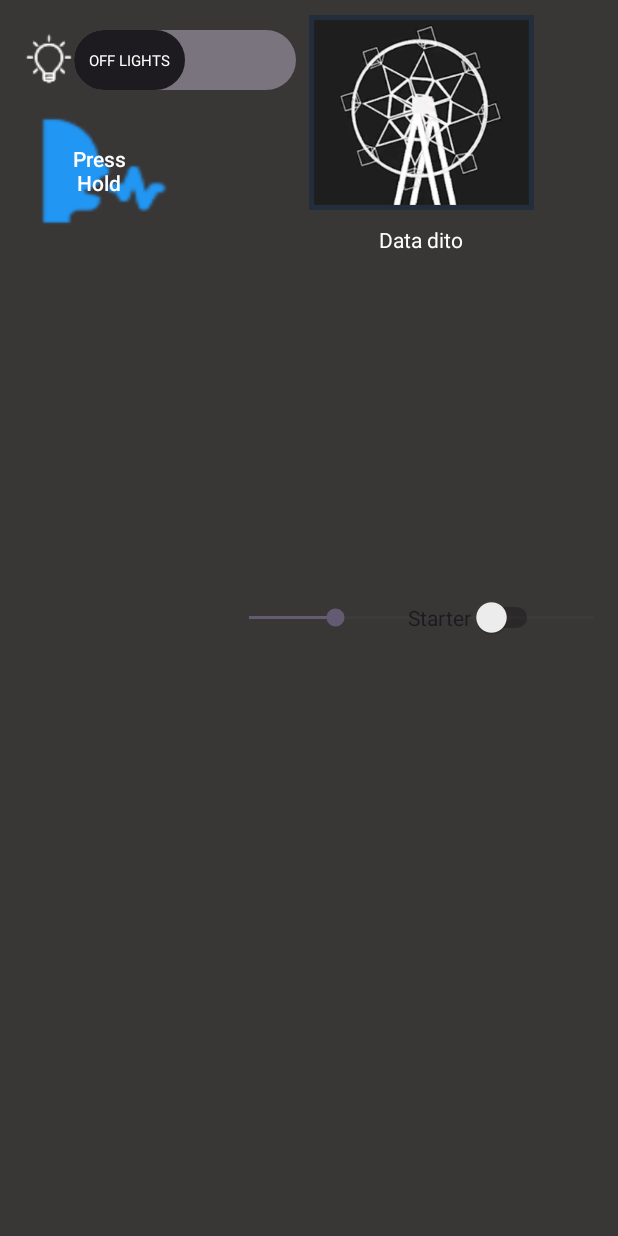
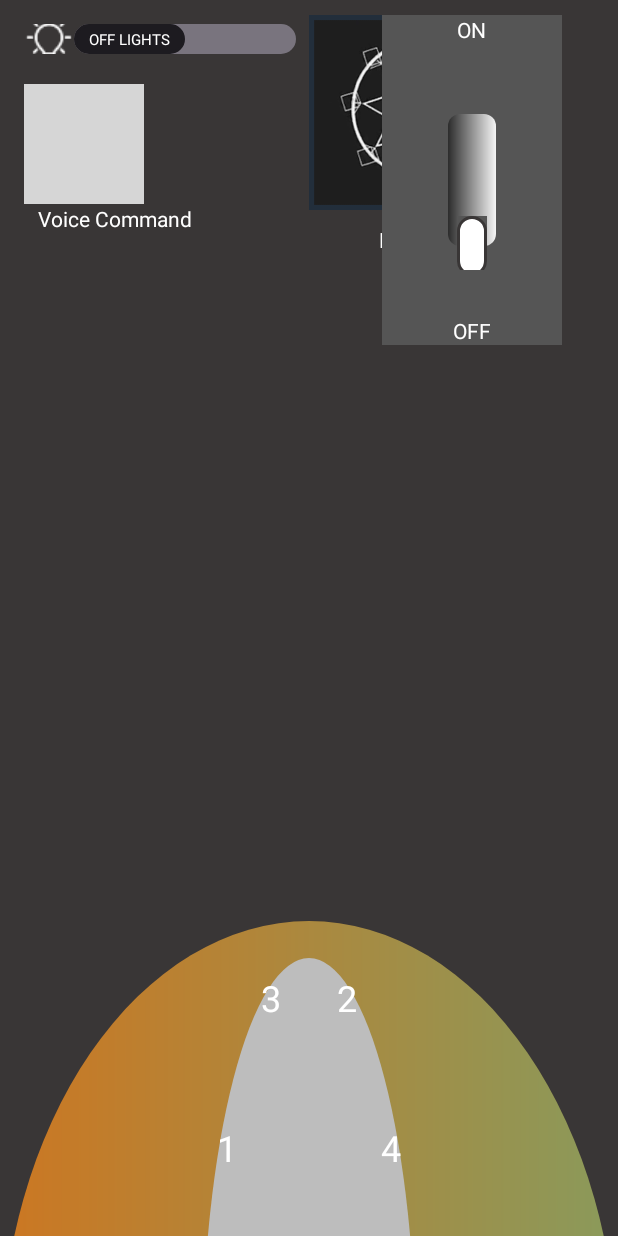
Before and after one commit to IsaacObusan/MoaController, an Android app: the layout fragment_automatic.xml on its own in the app's theme, with its tools: preview values and no code run, on a phone screen of 412 x 824 dp. Run offline under Robolectric (Android 15) with nearby library versions, the phone set to English and light mode, and no system bars; grey boxes are pictures that could not be loaded.

```diff
--- a/app/src/main/java/com/example/moacontroller/Automatic.java
+++ b/app/src/main/java/com/example/moacontroller/Automatic.java
@@ -1,20 +1,39 @@
 package com.example.moacontroller;
 
 import android.os.Bundle;
-
-import androidx.fragment.app.Fragment;
-
 import android.view.LayoutInflater;
 import android.view.View;
 import android.view.ViewGroup;
-
+import android.widget.ImageView;
+import androidx.fragment.app.Fragment;
 
 public class Automatic extends Fragment {
+
+    private ImageView needle;
 
     @Override
     public View onCreateView(LayoutInflater inflater, ViewGroup container,
                              Bundle savedInstanceState) {
-        // Inflate the layout for this fragment
-        return inflater.inflate(R.layout.fragment_automatic, container, false);
+        View view = inflater.inflate(R.layout.fragment_automatic, container, false);
+        needle = view.findViewById(R.id.needle);
+        float speed = 1;
+        rotateNeedle(speed);
+
+        return view;
+    }
+    private void rotateNeedle(float speed) {
+        float rotationAngle = getRotationAngleForSpeed(speed);
+        needle.setRotation(rotationAngle);
+    }
+
+
+    private float getRotationAngleForSpeed(float speed) {
+        switch ((int) speed) {
+            case 1: return -5f;
+            case 2: return 23f;
+            case 3: return 122f;
+            case 4: return 150f;
+            default: return 0f;
+        }
     }
 }
--- /dev/null
+++ b/app/src/main/res/drawable/bottom_dual_circle.xml
@@ -0,0 +1,40 @@
+<?xml version="1.0" encoding="utf-8"?>
+<layer-list xmlns:android="http://schemas.android.com/apk/res/android">
+    <item>
+        <shape android:shape="oval">
+            <solid android:color="#3b302c"/> <!-- Dark outer circle -->
+            <size
+                android:width="200dp"
+                android:height="200dp" />
+        </shape>
+    </item>
+
+    <!-- Inner Circle -->
+    <item>
+        <shape android:shape="oval">
+            <solid android:color="#808080"/> <!-- Darker inner circle -->
+            <gradient
+                android:startColor="#CC7722"
+            android:endColor="#8A9A5B"
+            android:angle="0"/>
+            <size
+                android:width="150dp"
+                android:height="150dp" />
+            <padding
+                android:left="135dp"
+                android:top="25dp"
+                android:right="135dp"
+                android:bottom="25dp"/>
+        </shape>
+    </item>
+
+    <item>
+        <shape android:shape="oval">
+            <solid android:color="#bdbdbd"/> <!-- Darker inner circle -->
+            <size
+                android:width="120sp"
+                android:height="120sp" />
+
+        </shape>
+    </item>
+</layer-list>
--- /dev/null
+++ b/app/src/main/res/drawable/switch_background.xml
@@ -0,0 +1,23 @@
+<?xml version="1.0" encoding="utf-8"?>
+<layer-list xmlns:android="http://schemas.android.com/apk/res/android">
+
+    <!-- Background gradient from dark to light -->
+    <item>
+        <shape android:shape="rectangle">
+            <gradient
+                android:startColor="#2C2C2C"
+            android:endColor="#F5F5F5"
+            android:angle="270" />
+            <corners android:radius="8dp" />
+        </shape>
+    </item>
+
+    <!-- Switch handle (circle) -->
+    <item android:top="40dp" android:bottom="40dp" android:left="20dp" android:right="20dp">
+        <shape android:shape="oval">
+            <solid android:color="#FFFFFF" /> <!-- White handle -->
+            <stroke android:width="2dp" android:color="#A1A1A1" /> <!-- Border -->
+        </shape>
+    </item>
+
+</layer-list>
--- a/app/src/main/res/drawable/switch_thumb.xml
+++ b/app/src/main/res/drawable/switch_thumb.xml
@@ -13,7 +13,7 @@
     <item android:state_checked="false">
         <shape android:shape="rectangle">
             <solid  android:color="#ffffff"/>
-            <size android:width="50dp" android:height="40dp"/>
+            <size android:width="40dp" android:height="20dp"/>
             <stroke android:width="2dp"
                 android:color="@color/main_background"/>
             <corners android:radius="40dp"/>
--- /dev/null
+++ b/app/src/main/res/drawable/thumb.xml
@@ -0,0 +1,7 @@
+<?xml version="1.0" encoding="utf-8"?>
+
+<shape xmlns:android="http://schemas.android.com/apk/res/android" android:shape="oval">
+    <solid android:color="#FFFFFF"/> <!-- White handle -->
+    <stroke android:width="2dp" android:color="#A1A1A1"/> <!-- Border -->
+    <size android:width="30dp" android:height="30dp"/> <!-- Thumb size -->
+</shape>
--- a/app/src/main/res/layout/activity_main.xml
+++ b/app/src/main/res/layout/activity_main.xml
@@ -58,22 +58,18 @@
         <!-- Switch in the main content (Manual/Automatic) -->
         <androidx.appcompat.widget.SwitchCompat
             android:id="@+id/Switch"
-            android:layout_width="wrap_content"
-            android:layout_height="wrap_content"
-            android:layout_marginStart="16dp"
-            android:layout_marginEnd="16dp"
+            android:layout_width="131dp"
+            android:layout_height="23dp"
+            android:textColor="@color/white"
             android:textOff="Manual"
             android:textOn="Automatic"
-            android:textSize="24sp"
-            android:textColor="@color/white"
-            android:paddingStart="8dp"
-            android:paddingEnd="8dp"
+            android:textSize="10sp"
+            android:thumb="@drawable/switch_thumb"
             app:layout_constraintTop_toBottomOf="@+id/header"
             app:showText="true"
-            android:thumb="@drawable/switch_thumb"
-            app:track="@drawable/switch_track"
             app:switchTextAppearance="@style/SwitchTextStyle"
             app:thumbTextPadding="10dp"
+            app:track="@drawable/switch_track"
             tools:ignore="MissingConstraints" />
 
         <!-- ViewPager for switching between fragments -->
@@ -82,7 +78,7 @@
             android:layout_width="match_parent"
             android:layout_height="wrap_content"
             app:layout_constraintTop_toBottomOf="@+id/Switch"
-            tools:ignore="MissingConstraints" >
+            tools:ignore="MissingConstraints">
 
             <FrameLayout
                 android:id="@+id/content_frame"
@@ -91,6 +87,7 @@
         </androidx.viewpager.widget.ViewPager>
 
     </androidx.constraintlayout.widget.ConstraintLayout>
+
 
     <!-- Sidebar (NavigationView) -->
     <com.google.android.material.navigation.NavigationView
--- a/app/src/main/res/layout/fragment_automatic.xml
+++ b/app/src/main/res/layout/fragment_automatic.xml
@@ -20,7 +20,7 @@
         <androidx.appcompat.widget.SwitchCompat
             android:id="@+id/switch_lights"
             android:layout_width="wrap_content"
-            android:layout_height="wrap_content"
+            android:layout_height="20dp"
             android:textOff="OFF LIGHTS"
             android:textOn="ON LIGHTS"
             app:showText="true"
@@ -31,14 +31,28 @@
             app:switchTextAppearance="@style/SwitchTextStyle"
             />
 
-        <!-- Voice Command Button -->
-        <Button
-            android:id="@+id/btn_voice_command"
-            android:layout_width="100dp"
-            android:layout_height="100dp"
-            android:text="Press Hold"
-            android:background="@drawable/voice"
-            android:textColor="@android:color/white" />
+
+        <RelativeLayout
+            android:layout_width="80dp"
+            android:layout_height="80dp"
+            android:layout_marginTop="20dp"
+            android:background="@drawable/dual_circle">
+
+            <Button
+                android:id="@+id/btn_voice_command"
+                android:layout_width="match_parent"
+                android:layout_height="match_parent"
+                android:layout_margin="20sp"
+                android:background="@drawable/voice"
+                android:textColor="@android:color/white" />
+        </RelativeLayout>
+
+        <TextView
+            android:layout_width="120dp"
+            android:layout_height="wrap_content"
+            android:text="Voice Command"
+            android:textAlignment="center"
+            android:textColor="@color/white" />
 
 
     </LinearLayout>
@@ -46,7 +60,7 @@
     <!-- Main Content -->
     <RelativeLayout
         android:layout_width="match_parent"
-        android:layout_height="match_parent"
+        android:layout_height="wrap_content"
         android:layout_marginLeft="150dp"> <!-- To make room for sidebar -->
 
 
@@ -67,26 +81,126 @@
             android:layout_below="@id/img_ferris_wheel"
             android:layout_centerHorizontal="true" />
 
-        <!-- Speed Gauge (SeekBar) show here the turning speed-->
-        <SeekBar
-            android:id="@+id/sb_speed"
-            android:layout_width="300dp"
-            android:layout_height="wrap_content"
-            android:max="4"
-            android:progress="1"
-            android:layout_centerInParent="true"
-            android:layout_marginTop="150dp" />
 
-        <!-- On/Off Starter Switch -->
-        <Switch
-            android:id="@+id/switch_starter"
+
+
+        <!-- res/layout/activity_main.xml -->
+        <LinearLayout
+            android:layout_width="120dp"
+            android:layout_height="220dp"
+            android:layout_alignParentEnd="true"
+            android:layout_marginTop="10dp"
+            android:layout_marginEnd="37dp"
+            android:background="#555555"
+            android:gravity="center"
+            android:orientation="vertical">
+
+            <TextView
+                android:layout_width="wrap_content"
+                android:layout_height="wrap_content"
+                android:text="ON"
+                android:textColor="#FFFFFF" />
+
+            <SeekBar
+                android:id="@+id/verticalSeekBar"
+                android:layout_width="match_parent"
+                android:layout_height="0dp"
+            android:layout_weight="1"
+            android:max="100"
+            android:progressDrawable="@drawable/switch_background"
+            android:rotation="270"
+            android:thumb="@drawable/switch_thumb" />
+
+            <TextView
+                android:layout_width="wrap_content"
+                android:layout_height="wrap_content"
+                android:text="OFF"
+                android:textColor="#FFFFFF" />
+        </LinearLayout>
+
+
+
+    </RelativeLayout>
+
+    <FrameLayout
+        android:layout_width="match_parent"
+        android:layout_height="600dp"
+        android:layout_gravity="bottom"
+        android:layout_marginStart="0dp"
+        android:layout_marginEnd="0dp"
+        android:layout_marginBottom="-390dp"
+        android:adjustViewBounds="true"
+        android:background="@drawable/bottom_dual_circle"
+
+        >
+
+        <!-- Number 1 -->
+        <TextView
+            android:id="@+id/number_1"
             android:layout_width="wrap_content"
             android:layout_height="wrap_content"
-            android:text="@string/starter"
-            android:layout_alignParentEnd="true"
-            android:layout_marginEnd="50dp"
-            android:layout_centerVertical="true"
-            app:switchTextAppearance="@style/SwitchTextStyle"
-            tools:ignore="UseSwitchCompatOrMaterialXml" />
-    </RelativeLayout>
+            android:layout_gravity="start"
+            android:padding="10dp"
+            android:layout_marginTop="100dp"
+            android:layout_marginEnd="30dp"
+            android:text="1"
+            android:textColor="@color/white"
+            android:textSize="24sp"
+            app:layout_constraintStart_toStartOf="parent"
+            tools:layout_editor_absoluteY="25dp" />
+
+        <!-- Number 2 -->
+        <TextView
+            android:id="@+id/number_2"
+            android:layout_width="wrap_content"
+            android:layout_height="wrap_content"
+            android:text="2"
+            android:layout_gravity="start"
+            android:layout_marginStart="80dp"
+            android:textSize="24sp"
+            android:textColor="@color/white"
+            android:padding="10dp" />
+
+        <!-- Number 3 -->
+        <TextView
+            android:id="@+id/number_3"
+            android:layout_width="wrap_content"
+            android:layout_height="wrap_content"
+            android:text="3"
+            android:layout_gravity="end"
+            android:textSize="24sp"
+            android:layout_marginEnd="80dp"
+            android:textColor="@color/white"
+            android:padding="10dp" />
+
+        <!-- Number 4 -->
+        <TextView
+            android:id="@+id/number_4"
+            android:layout_width="wrap_content"
+            android:layout_height="wrap_content"
+            android:text="4"
+            android:layout_gravity="end"
+            android:layout_marginTop="100dp"
+
+            android:textSize="24sp"
+            android:textColor="@color/white"
+            android:padding="10dp" />
+
+        <ImageView
+            android:id="@+id/needle"
+            android:layout_width="wrap_content"
+            android:layout_height="wrap_content"
+            android:src="@drawable/needle"
+        android:layout_gravity="center"
+        android:layout_marginTop="10dp"
+        android:layout_marginBottom="100dp"
+        android:layout_marginStart="100dp"
+        android:layout_marginEnd="100dp"
+        android:scaleType="centerInside" />
+
+    </FrameLayout>
+
+
+
+
 </FrameLayout>
```
Also changed, not shown: app/src/main/res/drawable/needle.png (added).
